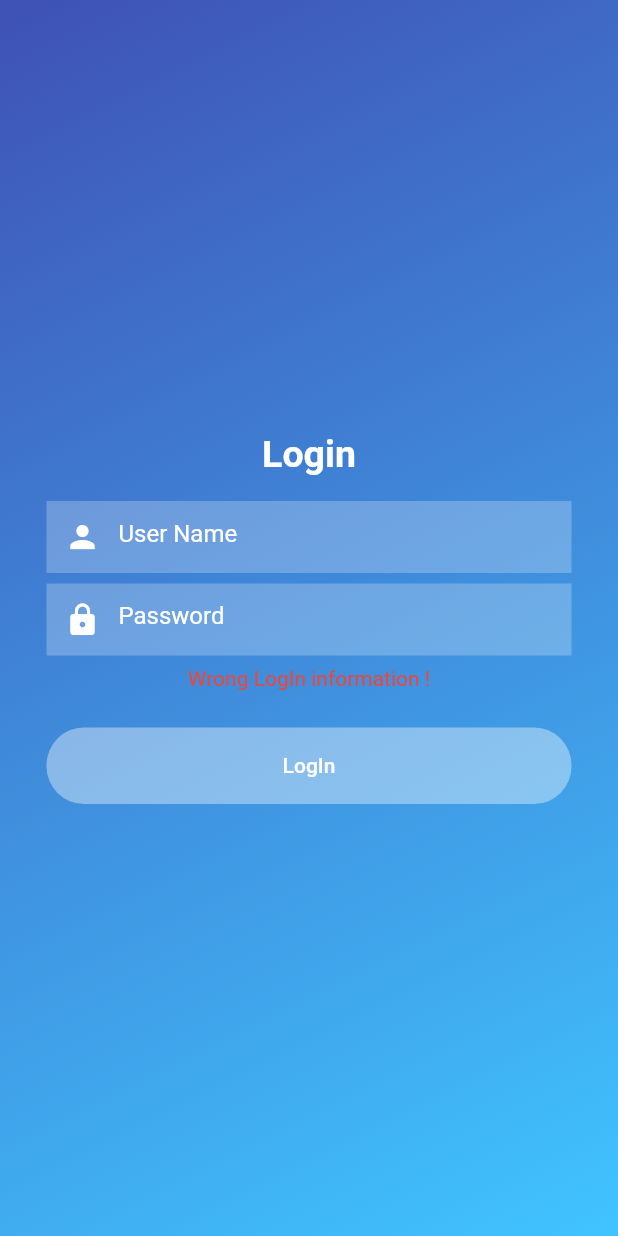
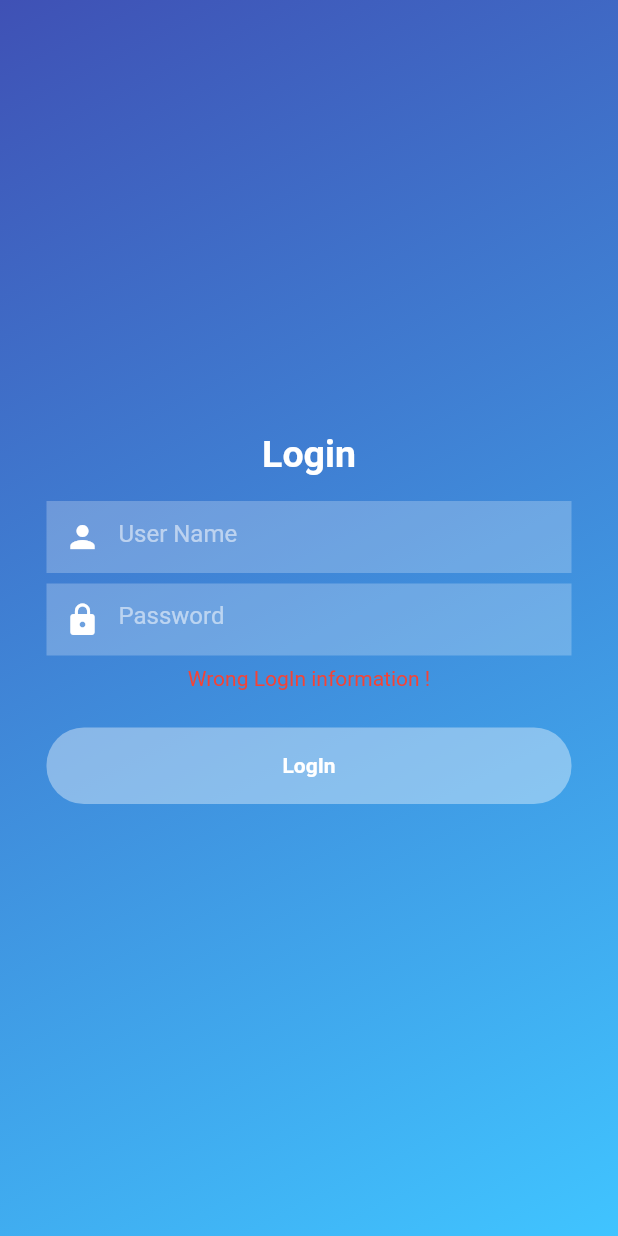
Before and after one commit to nadeemZe/warehouse_management, a Flutter app: the screen it shows after launch, after a tap on "LogIn", on a phone screen of 412 x 824 dp. Run offline on Flutter 3.47's test engine with Material 2 defaults, Android fonts, the phone set to English and light mode, and no system bars; our stand-ins replace flutter_bloc, sqflite, sqflite_common_ffi; accounts and stored records are empty.

Commit message:
fix error

```diff
--- a/lib/view/login.dart
+++ b/lib/view/login.dart
@@ -16,7 +16,7 @@ class _LogInState extends State<LogIn> {
   bool wrongLogin=false;
 
   logIn(){
-    if(_userNameController.text=='Kinan'&&_passwordController.text=='soliman'){
+    if(_userNameController.text=='nadeem'&&_passwordController.text=='test'){
       Navigator.push(context,
           MaterialPageRoute(builder: (context)=>const MyHomePage()));
     }
@@ -68,7 +68,7 @@ class _LogInState extends State<LogIn> {
                   controller:_userNameController ,
                   style: const TextStyle(color: Colors.white),
                   decoration: const InputDecoration(
-                    hintStyle:  TextStyle(color: Colors.white),
+                    hintStyle:  TextStyle(color: Colors.white54),
                     hintText: 'User Name',
                     border: InputBorder.none,
                     prefixIcon: Icon(Icons.person,color: Colors.white,),
@@ -84,7 +84,7 @@ class _LogInState extends State<LogIn> {
                 controller:_passwordController ,
                 style: const TextStyle(color: Colors.white),
                 decoration: const InputDecoration(
-                  hintStyle:  TextStyle(color: Colors.white),
+                  hintStyle:  TextStyle(color: Colors.white54),
                   hintText: 'Password',
                   border: InputBorder.none,
                   prefixIcon: Icon(Icons.lock,color: Colors.white,),
@@ -110,7 +110,12 @@ class _LogInState extends State<LogIn> {
                 onPressed: (){
                   logIn();
                   },
-                child: const Text('LogIn',style: TextStyle(color: Colors.white),),
+                child: const Text('LogIn',
+                  style: TextStyle(
+                      color: Colors.white,
+                      fontWeight: FontWeight.bold
+                  ),
+                ),
               ),
             )
           ],
```
